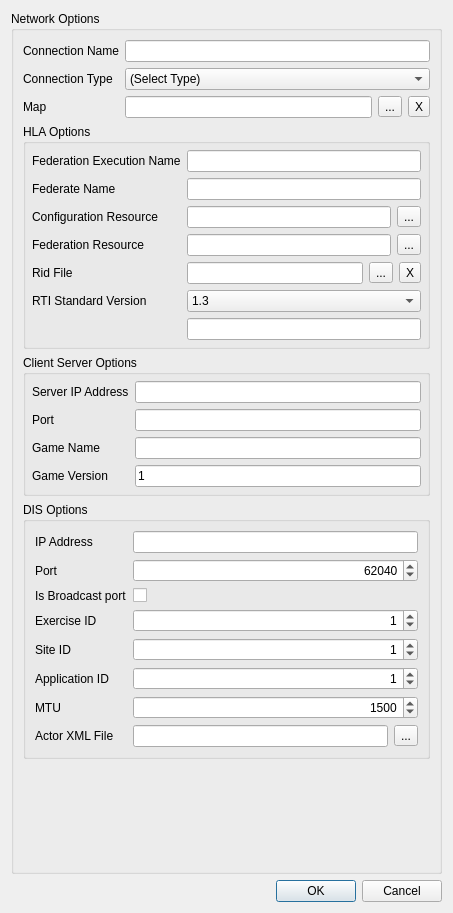
This is source/StealthViewer/ui/HLAOptionsUi.ui in delta3d/SimulationCore as Qt 5 draws it before an edit. The edited form follows.
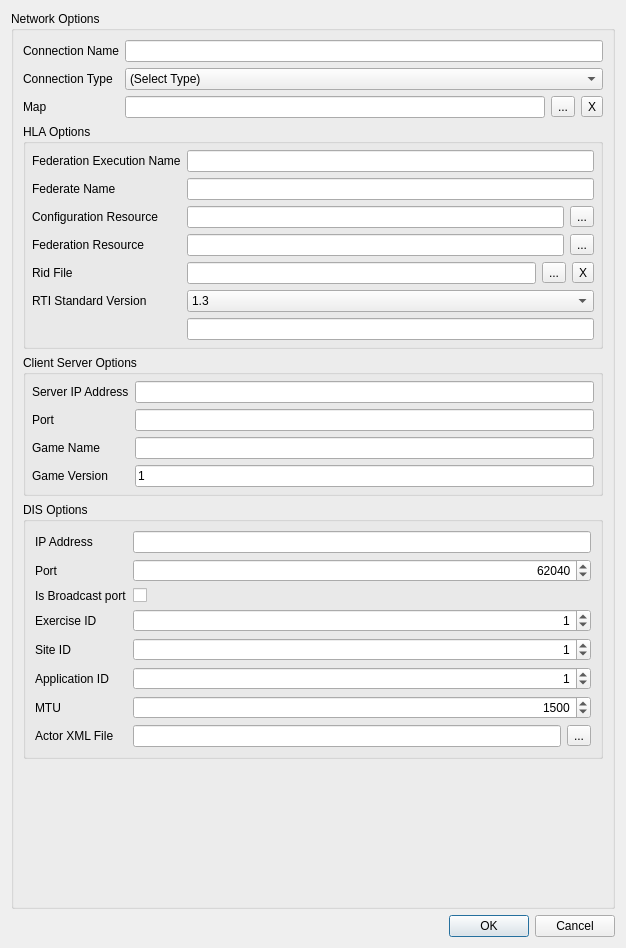
This is the edited form.

```diff
--- a/source/StealthViewer/ui/HLAOptionsUi.ui
+++ b/source/StealthViewer/ui/HLAOptionsUi.ui
@@ -6,8 +6,8 @@
    <rect>
     <x>0</x>
     <y>0</y>
-    <width>453</width>
-    <height>913</height>
+    <width>626</width>
+    <height>948</height>
    </rect>
   </property>
   <property name="windowTitle">
```
Left out of the diff: 8 changed lines with no effect on the pictures.
